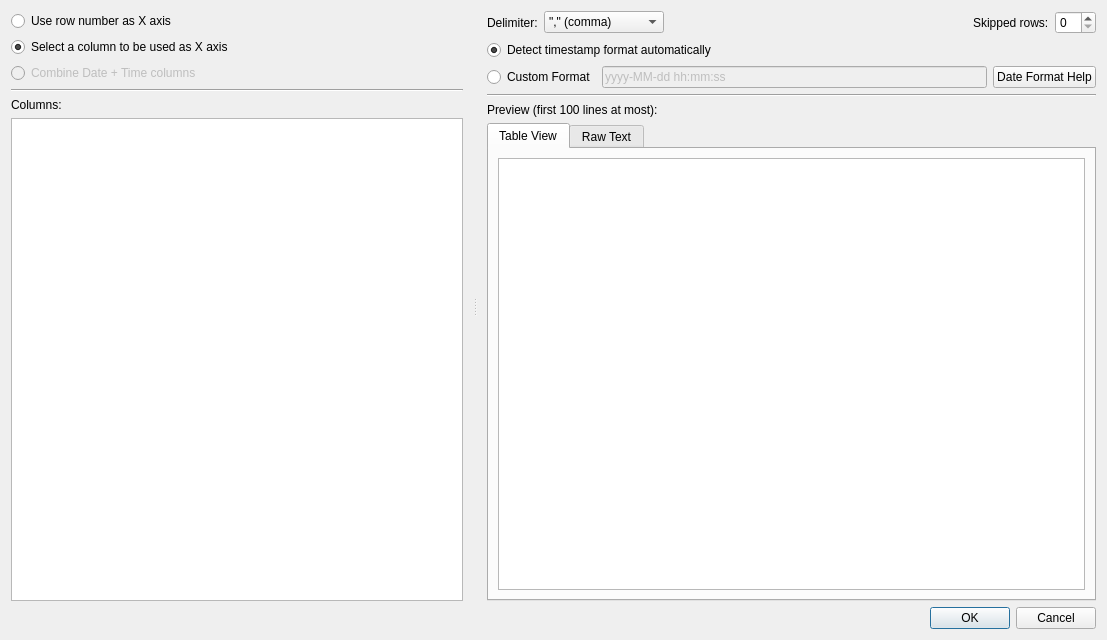
First picture: the form in plotjuggler_plugins/DataLoadCSV/dataload_csv.ui, repository facontidavide/PlotJuggler, before the edit.
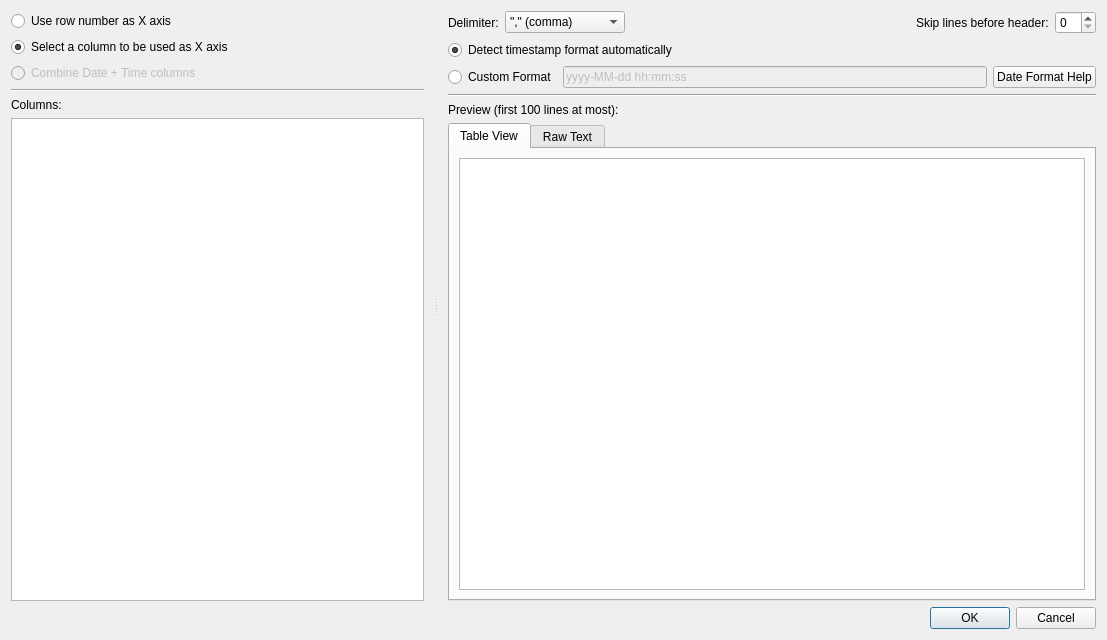
Second picture: the form after the edit. Custom widgets are drawn as their Qt base class.

Commit message: Fix #850: rename label to 'Skip lines before header'

```diff
--- a/plotjuggler_plugins/DataLoadCSV/dataload_csv.ui
+++ b/plotjuggler_plugins/DataLoadCSV/dataload_csv.ui
@@ -130,7 +130,7 @@
          <item>
           <widget class="QLabel" name="label_4">
            <property name="text">
-            <string>Skipped rows:</string>
+            <string>Skip lines before header:</string>
            </property>
           </widget>
          </item>
```
